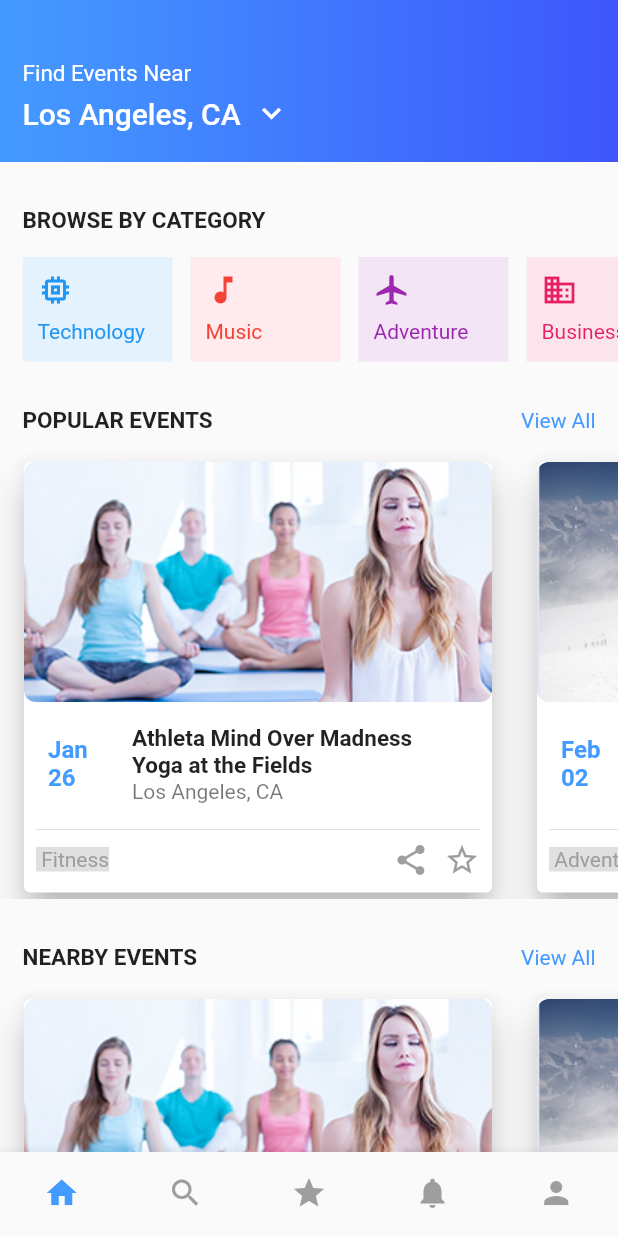
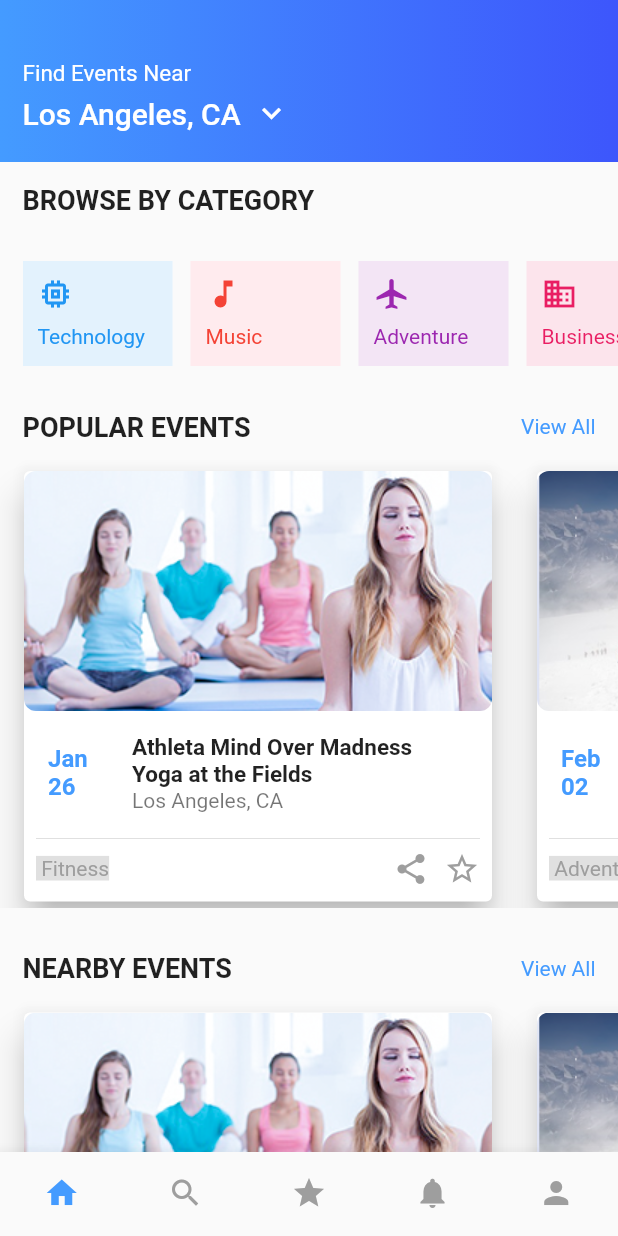
Before and after one commit to nomad0702/evon_event_app, a Flutter app: the HomeScreen screen opened by its route, on a phone screen of 412 x 824 dp. Run offline on Flutter 3.47's test engine with Material 2 defaults, Android fonts, the phone set to English and light mode, and no system bars; our stand-ins replace flutter_svg.

```diff
--- a/lib/dummy_data.dart
+++ b/lib/dummy_data.dart
@@ -71,5 +71,29 @@ class DummyData {
       'foregroundColor': Colors.pink,
       'backgroundColor': Colors.pink[50],
     },
+    {
+      'icon': Icons.memory,
+      'title': 'Technology',
+      'foregroundColor': Colors.blue,
+      'backgroundColor': Colors.blue[50],
+    },
+    {
+      'icon': Icons.music_note,
+      'title': 'Music',
+      'foregroundColor': Colors.red,
+      'backgroundColor': Colors.red[50],
+    },
+    {
+      'icon': Icons.local_airport,
+      'title': 'Adventure',
+      'foregroundColor': Colors.purple,
+      'backgroundColor': Colors.purple[50],
+    },
+    {
+      'icon': Icons.business,
+      'title': 'Business',
+      'foregroundColor': Colors.pink,
+      'backgroundColor': Colors.pink[50],
+    },
   ];
 }
--- a/lib/main.dart
+++ b/lib/main.dart
@@ -1,3 +1,5 @@
+import 'package:evon_event_app/screens/filter_screen.dart';
+import 'package:evon_event_app/screens/search_screen.dart';
 import 'package:flutter/material.dart';
 
 import './screens/home_screen.dart';
@@ -30,6 +32,8 @@ class MyApp extends StatelessWidget {
         HomeScreen.routeName: (context) => HomeScreen(),
         EventListScreen.routeName: (context) => EventListScreen(),
         EventDetailScreen.routeName: (context) => EventDetailScreen(),
+        SearchScreen.routeName: (context) => SearchScreen(),
+        FilterScreen.routeName: (context) => FilterScreen(),
       },
     );
   }
--- a/lib/screens/event_detail_screen.dart
+++ b/lib/screens/event_detail_screen.dart
@@ -2,6 +2,7 @@ import 'package:flutter/material.dart';
 
 import '../dummy_data.dart';
 import '../widgets/gradient_button.dart';
+import '../widgets/section_title.dart';
 
 class EventDetailScreen extends StatelessWidget {
   static final String routeName = '/event';
@@ -13,7 +14,7 @@ class EventDetailScreen extends StatelessWidget {
       appBar: AppBar(
         leading: IconButton(
           icon: Icon(Icons.arrow_back_ios),
-          onPressed: () {},
+          onPressed: () => Navigator.of(context).pop(),
         ),
         backgroundColor: Colors.transparent,
         elevation: 0,
@@ -118,28 +119,6 @@ class InfoTile extends StatelessWidget {
   }
 }
 
-class SectionTitle extends StatelessWidget {
-  final String title;
-  const SectionTitle({
-    Key key,
-    @required this.title,
-  }) : super(key: key);
-
-  @override
-  Widget build(BuildContext context) {
-    return Container(
-      margin: const EdgeInsets.all(15.0),
-      child: Text(
-        title,
-        style: TextStyle(
-          fontSize: 20,
-          fontWeight: FontWeight.bold,
-        ),
-      ),
-    );
-  }
-}
-
 class ImageHeader extends StatelessWidget {
   const ImageHeader({
     Key key,
--- a/lib/screens/home_screen.dart
+++ b/lib/screens/home_screen.dart
@@ -7,25 +7,15 @@ import '../widgets/find_events_near.dart';
 import '../widgets/bottom_bar.dart';
 import '../widgets/event_list_tile.dart';
 import '../widgets/event_card_footer.dart';
+import '../widgets/section_title.dart';
 
-class HomeScreen extends StatefulWidget {
+class HomeScreen extends StatelessWidget {
   static const String routeName = '/home';
 
-  @override
-  _HomeScreenState createState() => _HomeScreenState();
-}
-
-class _HomeScreenState extends State<HomeScreen> {
   final List categories = DummyData.categories;
   final List events = DummyData.events;
 
-  int _selectedIndex = 0;
-
-  void _onItemTapped(int index) {
-    setState(() {
-      _selectedIndex = index;
-    });
-  }
+  final int _currentIndex = 0;
 
   @override
   Widget build(BuildContext context) {
@@ -43,32 +33,14 @@ class _HomeScreenState extends State<HomeScreen> {
                   ),
                 ),
               ),
-              SectionTitle(title: 'BROWSE BY CATEGORY', viewAll: Text('')),
-              CategoryBrowser(categories: categories),
-              SectionTitle(
+              SectionTitle(title: 'BROWSE BY CATEGORY'),
+              HorizontalCategoryBrowser(categories: categories),
+              SectionTitleWithLink(
                 title: 'POPULAR EVENTS',
-                viewAll: GestureDetector(
-                  child: Text(
-                    'View All',
-                    style: TextStyle(color: Theme.of(context).primaryColor),
-                  ),
-                  onTap: () {
-                    Navigator.pushNamed(context, EventListScreen.routeName);
-                  },
-                ),
               ),
               HorizontalEventListView(events: events),
-              SectionTitle(
+              SectionTitleWithLink(
                 title: 'NEARBY EVENTS',
-                viewAll: GestureDetector(
-                  child: Text(
-                    'View All',
-                    style: TextStyle(color: Theme.of(context).primaryColor),
-                  ),
-                  onTap: () {
-                    Navigator.pushNamed(context, EventListScreen.routeName);
-                  },
-                ),
               ),
               HorizontalEventListView(events: events),
             ],
@@ -76,8 +48,7 @@ class _HomeScreenState extends State<HomeScreen> {
         ),
       ),
       bottomNavigationBar: BottomBar(
-        selectedIndex: _selectedIndex,
-        onTap: _onItemTapped,
+        currentIndex: _currentIndex,
       ),
     );
   }
@@ -159,10 +130,10 @@ class VerticalEventCard extends StatelessWidget {
   }
 }
 
-class SectionTitle extends StatelessWidget {
+class SectionTitleWithLink extends StatelessWidget {
   final String title;
   final Widget viewAll;
-  const SectionTitle({
+  const SectionTitleWithLink({
     Key key,
     @required this.title,
     this.viewAll,
@@ -178,20 +149,28 @@ class SectionTitle extends StatelessWidget {
             child: Text(
               title,
               style: TextStyle(
-                fontSize: 15,
+                fontSize: 18,
                 fontWeight: FontWeight.bold,
               ),
             ),
           ),
-          viewAll,
+          GestureDetector(
+            child: Text(
+              'View All',
+              style: TextStyle(color: Theme.of(context).primaryColor),
+            ),
+            onTap: () {
+              Navigator.pushNamed(context, EventListScreen.routeName);
+            },
+          ),
         ],
       ),
     );
   }
 }
 
-class CategoryBrowser extends StatelessWidget {
-  const CategoryBrowser({
+class HorizontalCategoryBrowser extends StatelessWidget {
+  const HorizontalCategoryBrowser({
     Key key,
     @required this.categories,
   }) : super(key: key);
@@ -207,7 +186,7 @@ class CategoryBrowser extends StatelessWidget {
         scrollDirection: Axis.horizontal,
         shrinkWrap: true,
         itemCount: categories.length,
-        itemBuilder: (context, index) => CategoryCard(
+        itemBuilder: (context, index) => VerticalCategoryCard(
           title: categories[index]['title'],
           icon: categories[index]['icon'],
           foregroundColor: categories[index]['foregroundColor'],
@@ -218,13 +197,13 @@ class CategoryBrowser extends StatelessWidget {
   }
 }
 
-class CategoryCard extends StatelessWidget {
+class VerticalCategoryCard extends StatelessWidget {
   final String title;
   final IconData icon;
   final Color foregroundColor;
   final Color backgroundColor;
 
-  const CategoryCard({
+  const VerticalCategoryCard({
     Key key,
     @required this.title,
     @required this.icon,
--- a/lib/widgets/bottom_bar.dart
+++ b/lib/widgets/bottom_bar.dart
@@ -1,14 +1,29 @@
 import 'package:flutter/material.dart';
 
+import '../screens/home_screen.dart';
+import '../screens/search_screen.dart';
+
 class BottomBar extends StatelessWidget {
-  final int selectedIndex;
-  final Function onTap;
+  final int currentIndex;
 
   const BottomBar({
     Key key,
-    @required this.selectedIndex,
-    @required this.onTap,
+    @required this.currentIndex,
   }) : super(key: key);
+
+  void _onTapHandler(context, index) {
+    switch (index) {
+      case 0:
+        Navigator.pushReplacementNamed(context, HomeScreen.routeName);
+        break;
+
+      case 1:
+        Navigator.pushReplacementNamed(context, SearchScreen.routeName);
+        break;
+
+      default:
+    }
+  }
 
   @override
   Widget build(BuildContext context) {
@@ -18,8 +33,8 @@ class BottomBar extends StatelessWidget {
       showUnselectedLabels: false,
       unselectedItemColor: Colors.grey,
       selectedItemColor: Theme.of(context).primaryColor,
-        currentIndex: selectedIndex,
-        onTap: (index) => onTap(index),
+      currentIndex: currentIndex,
+      onTap: (index) => _onTapHandler(context, index),
       items: [
         BottomNavigationBarItem(
           icon: Icon(
@@ -51,6 +66,7 @@ class BottomBar extends StatelessWidget {
           ),
           title: Text('My'),
         ),
-        ]);
+      ],
+    );
   }
 }
--- /dev/null
+++ b/lib/widgets/section_title.dart
@@ -0,0 +1,23 @@
+import 'package:flutter/material.dart';
+
+class SectionTitle extends StatelessWidget {
+  final String title;
+  const SectionTitle({
+    Key key,
+    @required this.title,
+  }) : super(key: key);
+
+  @override
+  Widget build(BuildContext context) {
+    return Container(
+      margin: const EdgeInsets.all(15.0),
+      child: Text(
+        title,
+        style: TextStyle(
+          fontSize: 18,
+          fontWeight: FontWeight.bold,
+        ),
+      ),
+    );
+  }
+}
```
Also changed, not shown: lib/screens/event_list_screen.dart (+8 -16 lines), lib/screens/filter_screen.dart (added, +228 -0 lines), lib/screens/search_screen.dart (added, +187 -0 lines). Lines whose indentation alone changed are shown as unchanged.
